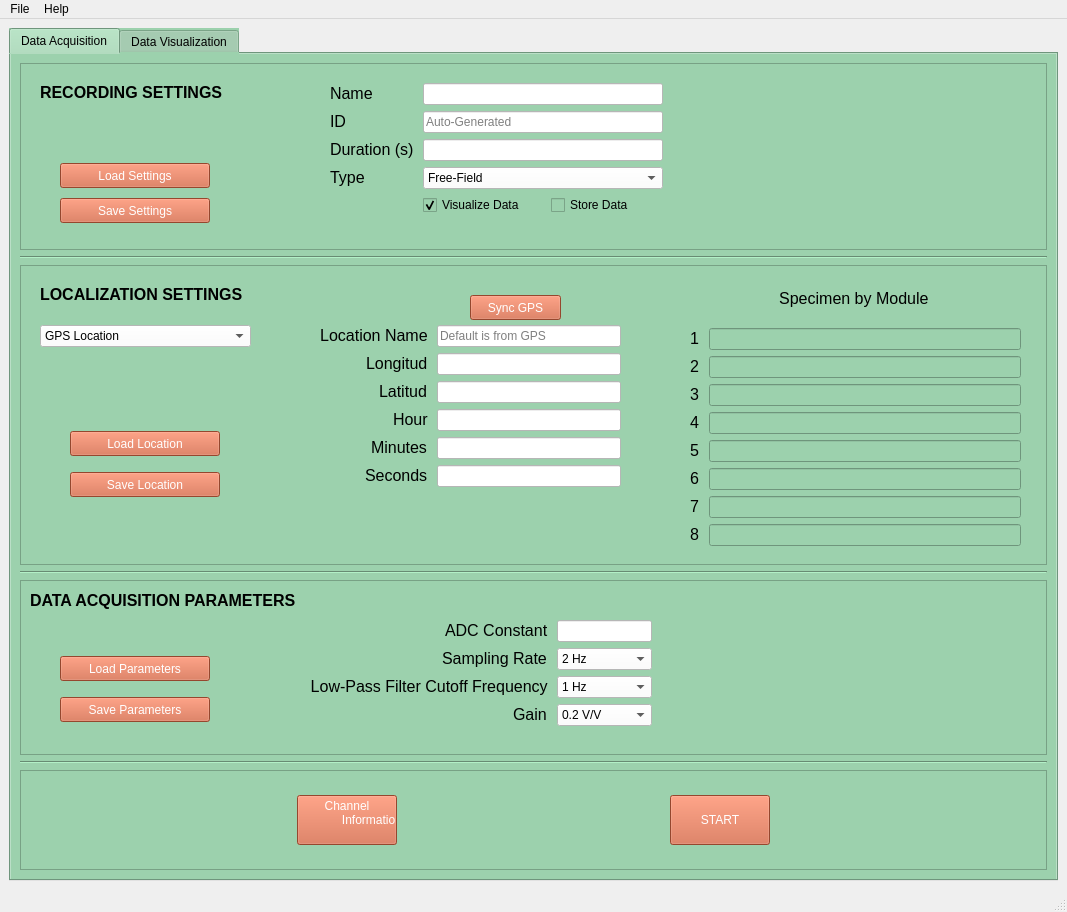
Old version of the form GUI/main_tab_layout_V2.ui in the repository jrsm1/EWAS_Application.
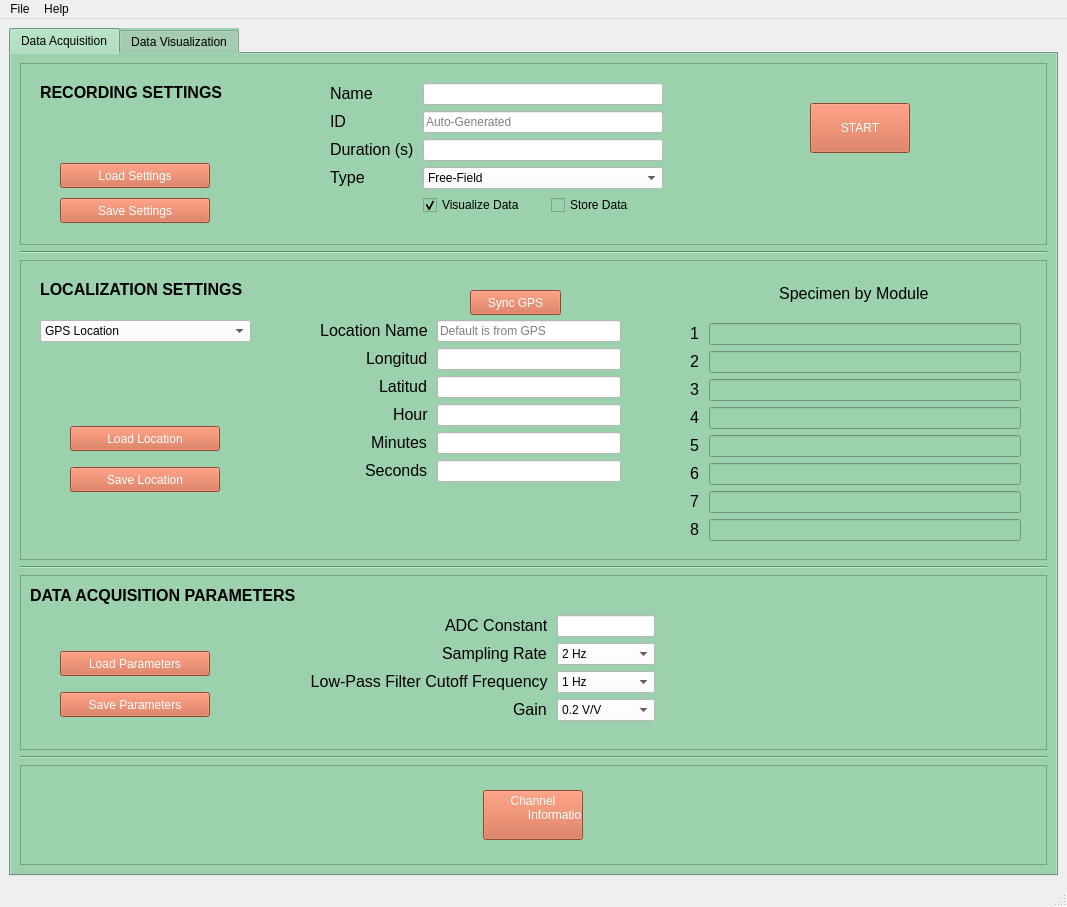
New version of the form.

Patch:
```diff
--- a/GUI/main_tab_layout_V2.ui
+++ b/GUI/main_tab_layout_V2.ui
@@ -7,7 +7,7 @@
 				<x>0</x>
 				<y>0</y>
 				<width>1067</width>
-				<height>912</height>
+    <height>907</height>
 			</rect>
 		</property>
 		<property name="windowTitle">
@@ -307,6 +307,46 @@
 												</item>
 											</layout>
 										</widget>
+          <widget class="QPushButton" name="main_tab_START_button">
+           <property name="geometry">
+            <rect>
+             <x>790</x>
+             <y>40</y>
+             <width>100</width>
+             <height>50</height>
+            </rect>
+           </property>
+           <property name="minimumSize">
+            <size>
+             <width>0</width>
+             <height>50</height>
+            </size>
+           </property>
+           <property name="maximumSize">
+            <size>
+             <width>100</width>
+             <height>16777215</height>
+            </size>
+           </property>
+           <property name="baseSize">
+            <size>
+             <width>0</width>
+             <height>0</height>
+            </size>
+           </property>
+           <property name="autoFillBackground">
+            <bool>false</bool>
+           </property>
+           <property name="styleSheet">
+            <string notr="true">background-color: rgb(209, 99, 65);
+															font: 85 14pt &quot;MS Shell Dlg 2&quot;;
+															color: rgb(255, 255, 255);
+														</string>
+           </property>
+           <property name="text">
+            <string>START</string>
+           </property>
+          </widget>
 									</widget>
 								</item>
 								<item>
@@ -904,7 +944,7 @@
 												<rect>
 													<x>290</x>
 													<y>40</y>
-													<width>342</width>
+             <width>345</width>
 													<height>114</height>
 												</rect>
 											</property>
@@ -1243,7 +1283,7 @@
 												<rect>
 													<x>40</x>
 													<y>70</y>
-													<width>151</width>
+             <width>152</width>
 													<height>80</height>
 												</rect>
 											</property>
@@ -1360,40 +1400,6 @@
 													</property>
 												</widget>
 											</item>
-											<item row="0" column="1">
-												<widget class="QPushButton" name="main_tab_START_button">
-													<property name="minimumSize">
-														<size>
-															<width>0</width>
-															<height>50</height>
-														</size>
-													</property>
-													<property name="maximumSize">
-														<size>
-															<width>100</width>
-															<height>16777215</height>
-														</size>
-													</property>
-													<property name="baseSize">
-														<size>
-															<width>0</width>
-															<height>0</height>
-														</size>
-													</property>
-													<property name="autoFillBackground">
-														<bool>false</bool>
-													</property>
-													<property name="styleSheet">
-														<string notr="true">background-color: rgb(209, 99, 65);
-															font: 85 14pt &quot;MS Shell Dlg 2&quot;;
-															color: rgb(255, 255, 255);
-														</string>
-													</property>
-													<property name="text">
-														<string>START</string>
-													</property>
-												</widget>
-											</item>
 										</layout>
 									</widget>
 								</item>
```
Left out of the diff: 91 changed lines with no effect on the pictures. Lines whose indentation alone changed are shown as unchanged.
